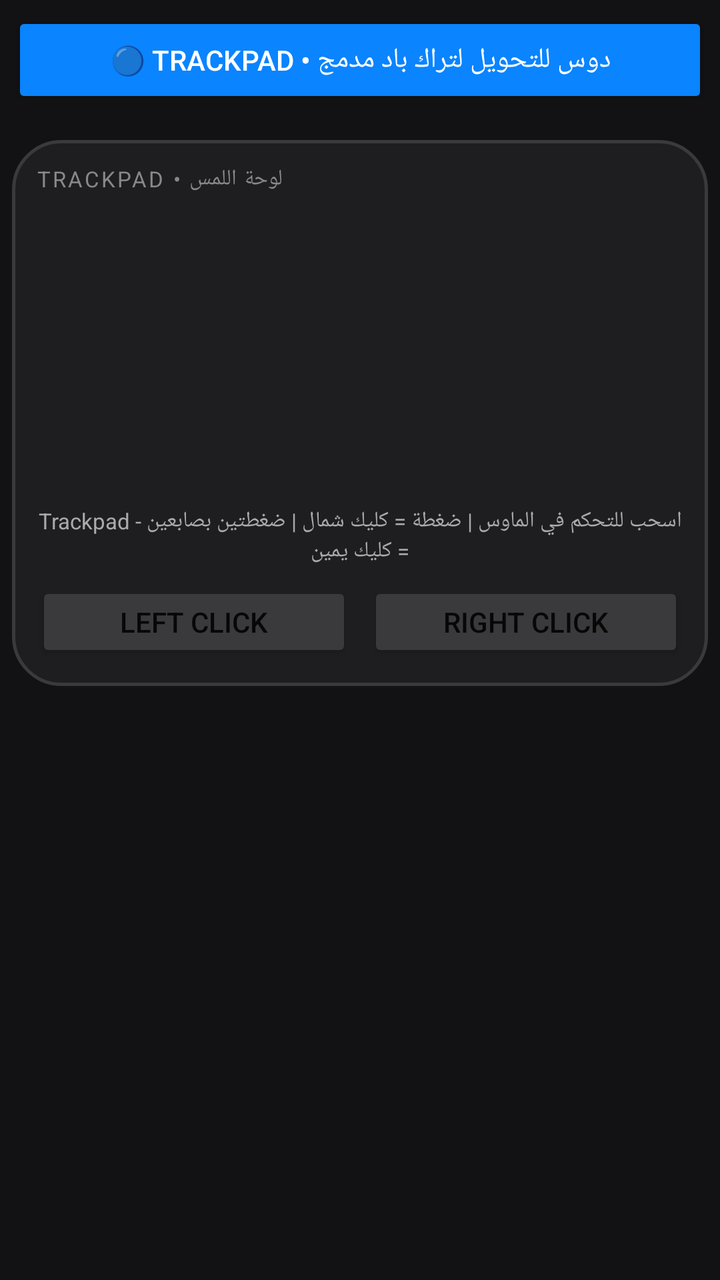
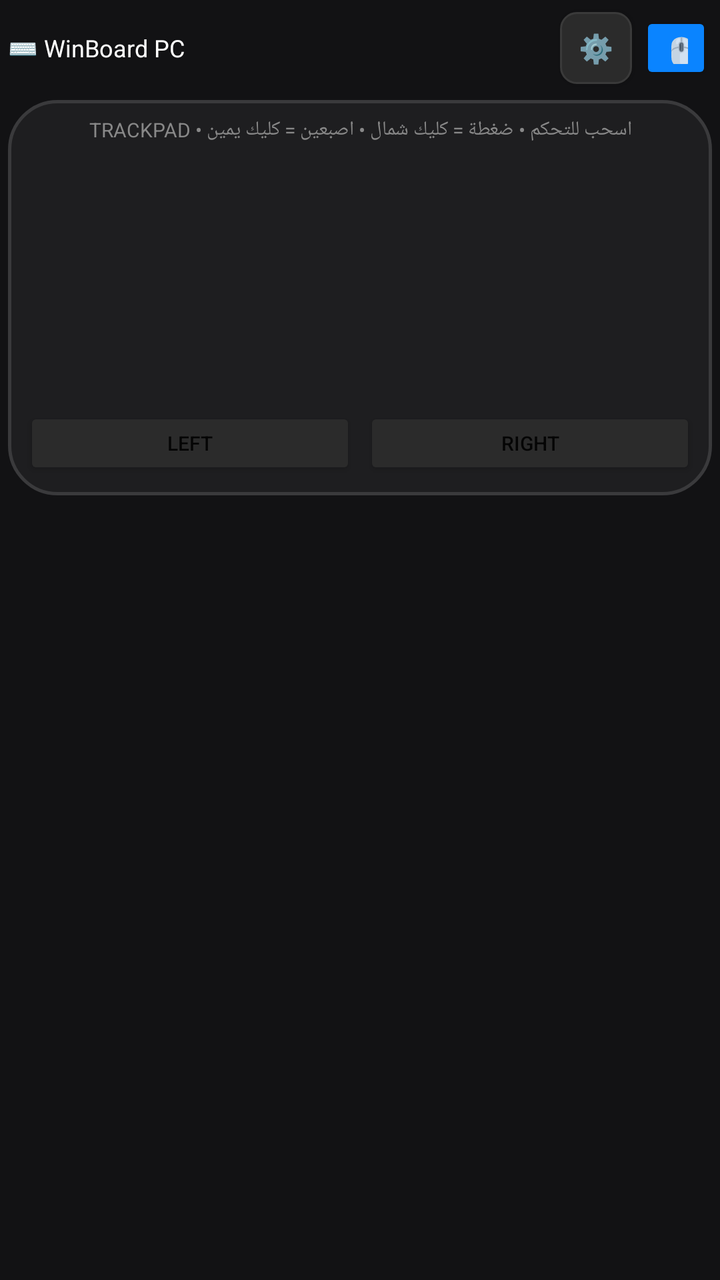

Two renders of the same Android screen: before a commit and after it. Below are the layout's source before the change and the commit's diff.
<!-- AndroidManifest.xml: application theme Theme.WinBoard -->
<!-- res/layout/keyboard_view.xml -->
<?xml version="1.0" encoding="utf-8"?>
<LinearLayout xmlns:android="http://schemas.android.com/apk/res/android"
    android:layout_width="match_parent" android:layout_height="wrap_content"
    android:orientation="vertical" android:background="#121214" android:padding="6dp">

    
    <Button android:id="@+id/btnToggle"
        android:layout_width="match_parent" android:layout_height="48dp"
        android:text="🔵 Trackpad • دوس للتحويل لتراك باد مدمج" android:backgroundTint="#0A84FF"
        android:textColor="#FFFFFF" android:layout_marginBottom="8dp"/>

    
    <LinearLayout android:layout_width="match_parent" android:layout_height="wrap_content" android:orientation="vertical" android:id="@+id/keysContainer">
    </LinearLayout>

    
    <LinearLayout android:id="@+id/trackpadContainer"
        android:layout_width="match_parent" android:layout_height="wrap_content"
        android:orientation="vertical" android:background="@drawable/trackpad_bg"
        android:padding="12dp" android:layout_marginTop="8dp">

        <TextView android:layout_width="wrap_content" android:layout_height="wrap_content"
            android:text="TRACKPAD • لوحة اللمس" android:textColor="#888" android:textSize="11sp" android:letterSpacing="0.1"/>

        <View android:id="@+id/trackpadView"
            android:layout_width="match_parent" android:layout_height="140dp"
            android:layout_marginTop="8dp" android:background="#1E1E20"/>

        <TextView android:layout_width="match_parent" android:layout_height="wrap_content"
            android:text="Trackpad - اسحب للتحكم في الماوس | ضغطة = كليك شمال | ضغطتين بصابعين = كليك يمين"
            android:textColor="#AAA" android:textSize="11sp" android:gravity="center" android:layout_marginTop="8dp"/>

        <LinearLayout android:layout_width="match_parent" android:layout_height="wrap_content" android:orientation="horizontal" android:layout_marginTop="8dp">
            <Button android:id="@+id/btnLeft" android:layout_width="0dp" android:layout_height="40dp" android:layout_weight="1" android:text="Left Click" android:backgroundTint="#3A3A3C" android:layout_marginEnd="4dp"/>
            <Button android:id="@+id/btnRight" android:layout_width="0dp" android:layout_height="40dp" android:layout_weight="1" android:text="Right Click" android:backgroundTint="#3A3A3C" android:layout_marginStart="4dp"/>
        </LinearLayout>
    </LinearLayout>
</LinearLayout>
<!-- resources referenced by this layout -->
<resources>
  <!-- drawable trackpad_bg (drawable) -->
  <?xml version="1.0" encoding="utf-8"?>
  <shape xmlns:android="http://schemas.android.com/apk/res/android" android:shape="rectangle">
      <solid android:color="#1E1E20"/>
      <corners android:radius="24dp"/>
      <stroke android:width="1.5dp" android:color="#3A3A3C"/>
  </shape>
  <style name="Theme.WinBoard" parent="Theme.AppCompat.Light.NoActionBar">
          <item name="colorPrimary">#0A84FF</item>
      </style>
</resources>

<!-- the commit's change to res/layout/keyboard_view.xml (unified diff, before → after) -->
@@ -1,38 +1,26 @@
 <?xml version="1.0" encoding="utf-8"?>
 <LinearLayout xmlns:android="http://schemas.android.com/apk/res/android"
     android:layout_width="match_parent" android:layout_height="wrap_content"
-    android:orientation="vertical" android:background="#121214" android:padding="6dp">
+    android:orientation="vertical" android:background="#121214" android:padding="4dp">
 
     
-    <Button android:id="@+id/btnToggle"
-        android:layout_width="match_parent" android:layout_height="48dp"
-        android:text="🔵 Trackpad • دوس للتحويل لتراك باد مدمج" android:backgroundTint="#0A84FF"
-        android:textColor="#FFFFFF" android:layout_marginBottom="8dp"/>
-
-    
-    <LinearLayout android:layout_width="match_parent" android:layout_height="wrap_content" android:orientation="vertical" android:id="@+id/keysContainer">
+    <LinearLayout android:layout_width="match_parent" android:layout_height="40dp" android:orientation="horizontal" android:gravity="center_vertical">
+        <TextView android:layout_width="0dp" android:layout_weight="1" android:layout_height="wrap_content" android:text="⌨️ WinBoard PC" android:textColor="#FFFFFF" android:textSize="12sp"/>
+        <Button android:id="@+id/btnSettings" android:layout_width="36dp" android:layout_height="36dp" android:text="⚙️" android:background="@drawable/key_carbon"/>
+        <Button android:id="@+id/btnToggle" android:layout_width="36dp" android:layout_height="36dp" android:text="🖱️" android:backgroundTint="#0A84FF" android:layout_marginStart="4dp"/>
     </LinearLayout>
 
     
-    <LinearLayout android:id="@+id/trackpadContainer"
-        android:layout_width="match_parent" android:layout_height="wrap_content"
-        android:orientation="vertical" android:background="@drawable/trackpad_bg"
-        android:padding="12dp" android:layout_marginTop="8dp">
+    <LinearLayout android:id="@+id/keysContainer" android:layout_width="match_parent" android:layout_height="wrap_content" android:orientation="vertical"/>
 
-        <TextView android:layout_width="wrap_content" android:layout_height="wrap_content"
-            android:text="TRACKPAD • لوحة اللمس" android:textColor="#888" android:textSize="11sp" android:letterSpacing="0.1"/>
-
-        <View android:id="@+id/trackpadView"
-            android:layout_width="match_parent" android:layout_height="140dp"
-            android:layout_marginTop="8dp" android:background="#1E1E20"/>
-
-        <TextView android:layout_width="match_parent" android:layout_height="wrap_content"
-            android:text="Trackpad - اسحب للتحكم في الماوس | ضغطة = كليك شمال | ضغطتين بصابعين = كليك يمين"
-            android:textColor="#AAA" android:textSize="11sp" android:gravity="center" android:layout_marginTop="8dp"/>
-
-        <LinearLayout android:layout_width="match_parent" android:layout_height="wrap_content" android:orientation="horizontal" android:layout_marginTop="8dp">
-            <Button android:id="@+id/btnLeft" android:layout_width="0dp" android:layout_height="40dp" android:layout_weight="1" android:text="Left Click" android:backgroundTint="#3A3A3C" android:layout_marginEnd="4dp"/>
-            <Button android:id="@+id/btnRight" android:layout_width="0dp" android:layout_height="40dp" android:layout_weight="1" android:text="Right Click" android:backgroundTint="#3A3A3C" android:layout_marginStart="4dp"/>
+    
+    <LinearLayout android:id="@+id/trackpadContainer" android:layout_width="match_parent" android:layout_height="wrap_content"
+        android:orientation="vertical" android:background="@drawable/trackpad_bg" android:padding="8dp" android:layout_marginTop="6dp">
+        <TextView android:layout_width="match_parent" android:layout_height="wrap_content" android:text="TRACKPAD • اسحب للتحكم • ضغطة = كليك شمال • اصبعين = كليك يمين" android:textColor="#888888" android:textSize="10sp" android:gravity="center"/>
+        <View android:id="@+id/trackpadView" android:layout_width="match_parent" android:layout_height="120dp" android:background="#1E1E20" android:layout_marginTop="6dp"/>
+        <LinearLayout android:layout_width="match_parent" android:layout_height="wrap_content" android:orientation="horizontal" android:layout_marginTop="6dp">
+            <Button android:id="@+id/btnLeft" android:layout_width="0dp" android:layout_weight="1" android:layout_height="36dp" android:text="Left" android:textSize="10sp" android:backgroundTint="#2B2B2B"/>
+            <Button android:id="@+id/btnRight" android:layout_width="0dp" android:layout_weight="1" android:layout_height="36dp" android:text="Right" android:textSize="10sp" android:backgroundTint="#2B2B2B" android:layout_marginStart="4dp"/>
         </LinearLayout>
     </LinearLayout>
 </LinearLayout>
<!-- resource entries referenced after the edit -->
@@ -1,5 +1,12 @@
 <!-- resources referenced by this layout -->
 <resources>
+  <!-- drawable key_carbon (drawable) -->
+  <?xml version="1.0" encoding="utf-8"?>
+  <shape xmlns:android="http://schemas.android.com/apk/res/android" android:shape="rectangle">
+      <solid android:color="#2B2B2B"/>
+      <corners android:radius="8dp"/>
+      <stroke android:width="1dp" android:color="#3A3A3A"/>
+  </shape>
   <!-- drawable trackpad_bg (drawable) -->
   <?xml version="1.0" encoding="utf-8"?>
   <shape xmlns:android="http://schemas.android.com/apk/res/android" android:shape="rectangle">
